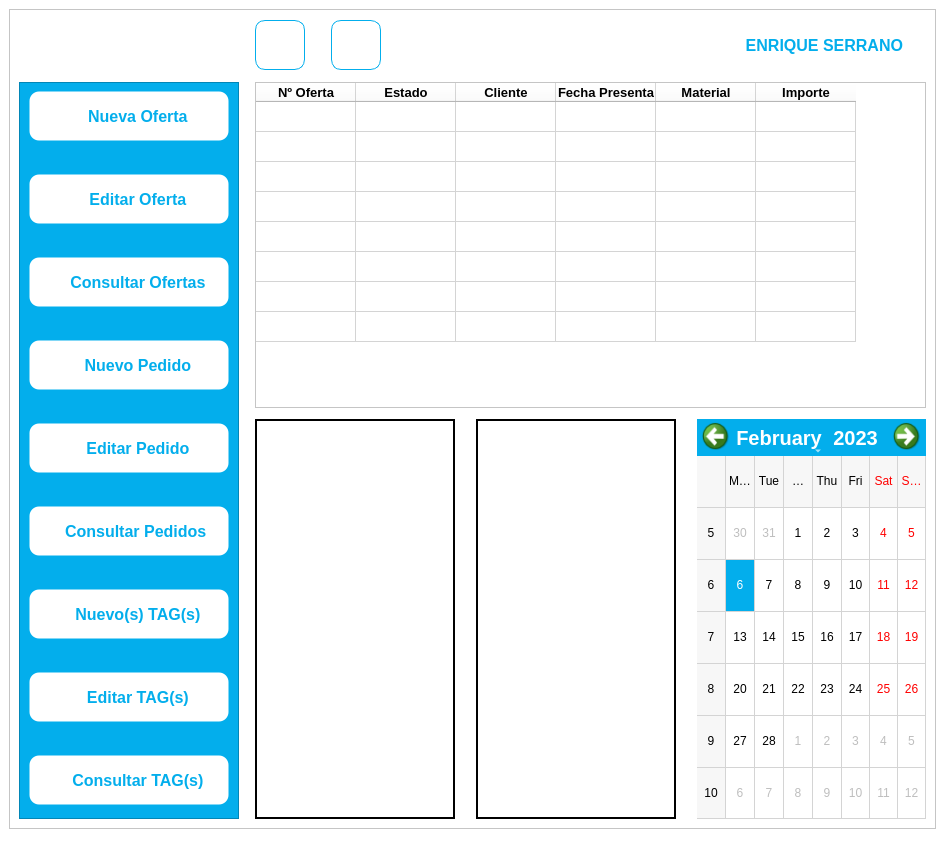
The window that UI_Files/App_Comercial.ui (e-serrano/ERP_EIPSA) describes before a commit, drawn with Qt 5.
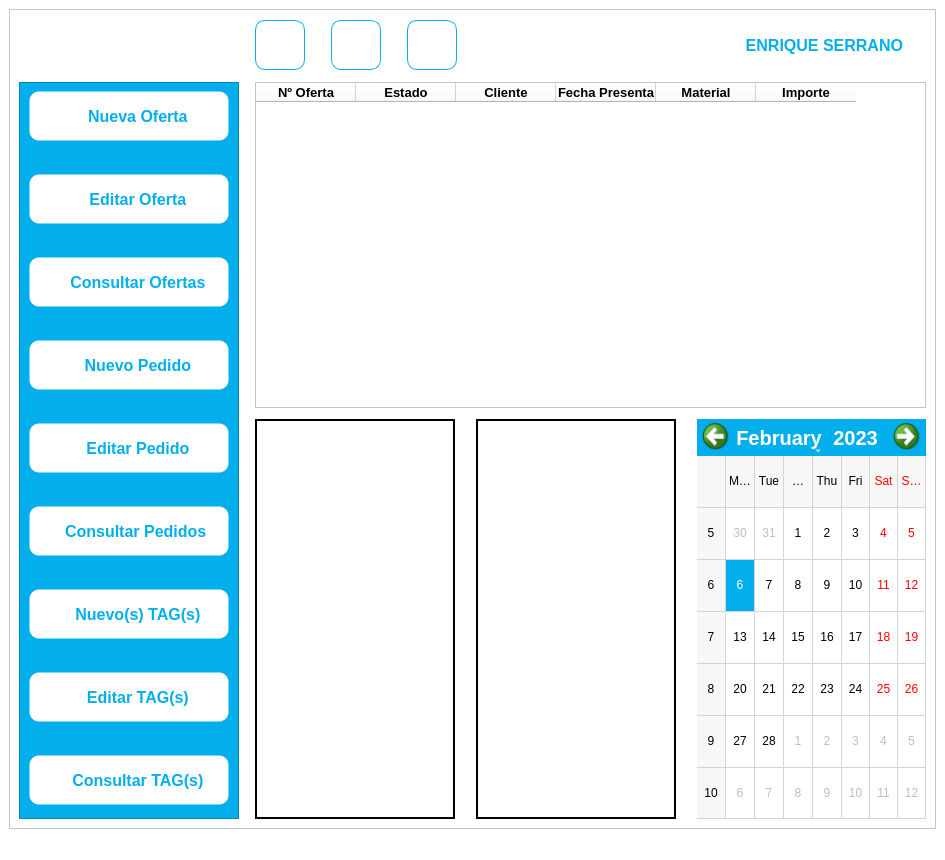
The same window after the commit. Icons and pictures are not drawn.

Patch:
```diff
--- a/UI_Files/App_Comercial.ui
+++ b/UI_Files/App_Comercial.ui
@@ -85,6 +85,84 @@
              </property>
             </spacer>
            </item>
+           <item>
+            <widget class="QPushButton" name="Button_ExpOffer">
+             <property name="minimumSize">
+              <size>
+               <width>50</width>
+               <height>50</height>
+              </size>
+             </property>
+             <property name="maximumSize">
+              <size>
+               <width>50</width>
+               <height>50</height>
+              </size>
+             </property>
+             <property name="cursor">
+              <cursorShape>PointingHandCursor</cursorShape>
+             </property>
+             <property name="toolTip">
+              <string>Exportar Oferta</string>
+             </property>
+             <property name="styleSheet">
+              <string notr="true">QPushButton{
+	border: 1px solid transparent;
+	border-color: rgb(3, 174, 236);
+	box-sizing: border-box;
+	background-color: rgb(255, 255, 255);
+	border-radius: 10px;
+}
+
+QPushButton:hover{
+	border: 1px solid transparent;
+	border-color: rgb(0, 0, 0);
+	color: rgb(0,0,0);
+	box-sizing: border-box;
+	background-color: rgb(255, 255, 255);
+	border-radius: 10px;
+}
+
+QPushButton:pressed{
+	border: 1px solid transparent;
+	border-color: rgb(0, 0, 0);
+	color: rgb(0,0,0);
+	box-sizing: border-box;
+	background-color: rgb(200, 200, 200);
+	border-radius: 10px;
+}</string>
+             </property>
+             <property name="text">
+              <string/>
+             </property>
+             <property name="icon">
+              <iconset>
+               <normaloff>//nas01/DATOS/Comunes/EIPSA-ERP/button_icons/Offer_Export.png</normaloff>//nas01/DATOS/Comunes/EIPSA-ERP/button_icons/Offer_Export.png</iconset>
+             </property>
+             <property name="iconSize">
+              <size>
+               <width>40</width>
+               <height>40</height>
+              </size>
+             </property>
+            </widget>
+           </item>
+           <item>
+            <spacer name="horizontalSpacer">
+             <property name="orientation">
+              <enum>Qt::Horizontal</enum>
+             </property>
+             <property name="sizeType">
+              <enum>QSizePolicy::Fixed</enum>
+             </property>
+             <property name="sizeHint" stdset="0">
+              <size>
+               <width>20</width>
+               <height>20</height>
+              </size>
+             </property>
+            </spacer>
+           </item>
            <item>
             <widget class="QPushButton" name="Button_Doc">
              <property name="minimumSize">
@@ -747,46 +825,6 @@
                <attribute name="verticalHeaderVisible">
                 <bool>false</bool>
                </attribute>
-               <row>
-                <property name="text">
-                 <string>Nueva fila</string>
-                </property>
-               </row>
-               <row>
-                <property name="text">
-                 <string>Nueva fila</string>
-                </property>
-               </row>
-               <row>
-                <property name="text">
-                 <string>Nueva fila</string>
-                </property>
-               </row>
-               <row>
-                <property name="text">
-                 <string>Nueva fila</string>
-                </property>
-               </row>
-               <row>
-                <property name="text">
-                 <string>Nueva fila</string>
-                </property>
-               </row>
-               <row>
-                <property name="text">
-                 <string>Nueva fila</string>
-                </property>
-               </row>
-               <row>
-                <property name="text">
-                 <string>Nueva fila</string>
-                </property>
-               </row>
-               <row>
-                <property name="text">
-                 <string>Nueva fila</string>
-                </property>
-               </row>
                <column>
                 <property name="text">
                  <string>Nº Oferta</string>
@@ -856,14 +894,6 @@
                  </font>
                 </property>
                </column>
-               <item row="0" column="0">
-                <property name="text">
-                 <string/>
-                </property>
-                <property name="textAlignment">
-                 <set>AlignCenter</set>
-                </property>
-               </item>
               </widget>
              </item>
              <item>
```
Left out of the diff: 9 changed lines with no effect on the pictures.
